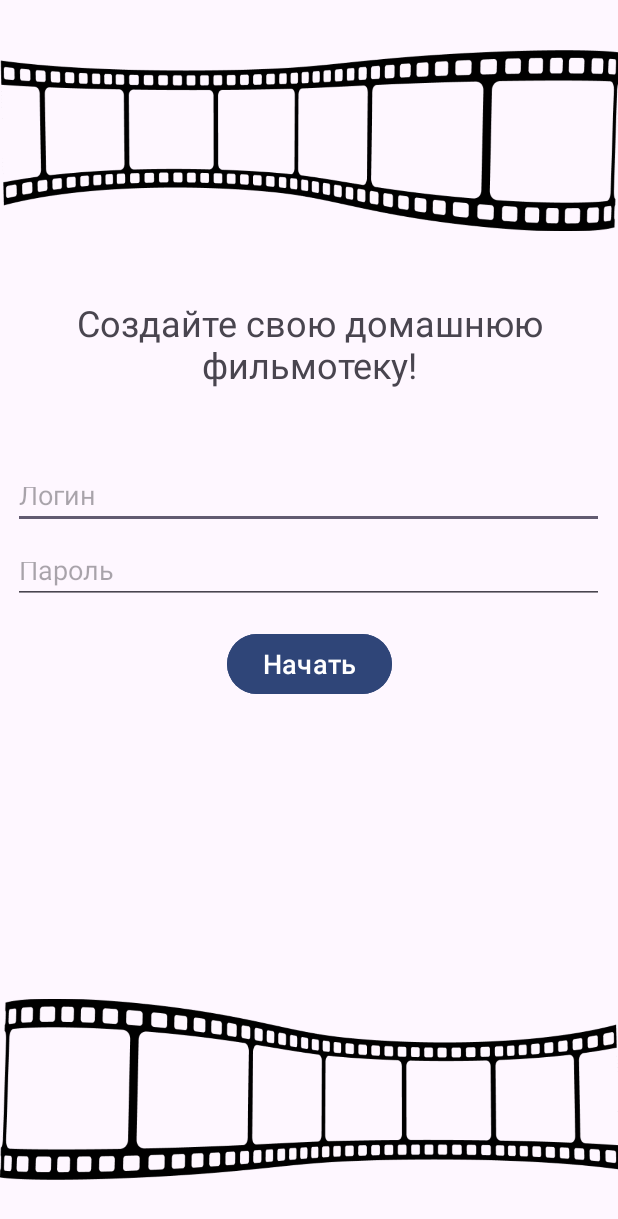
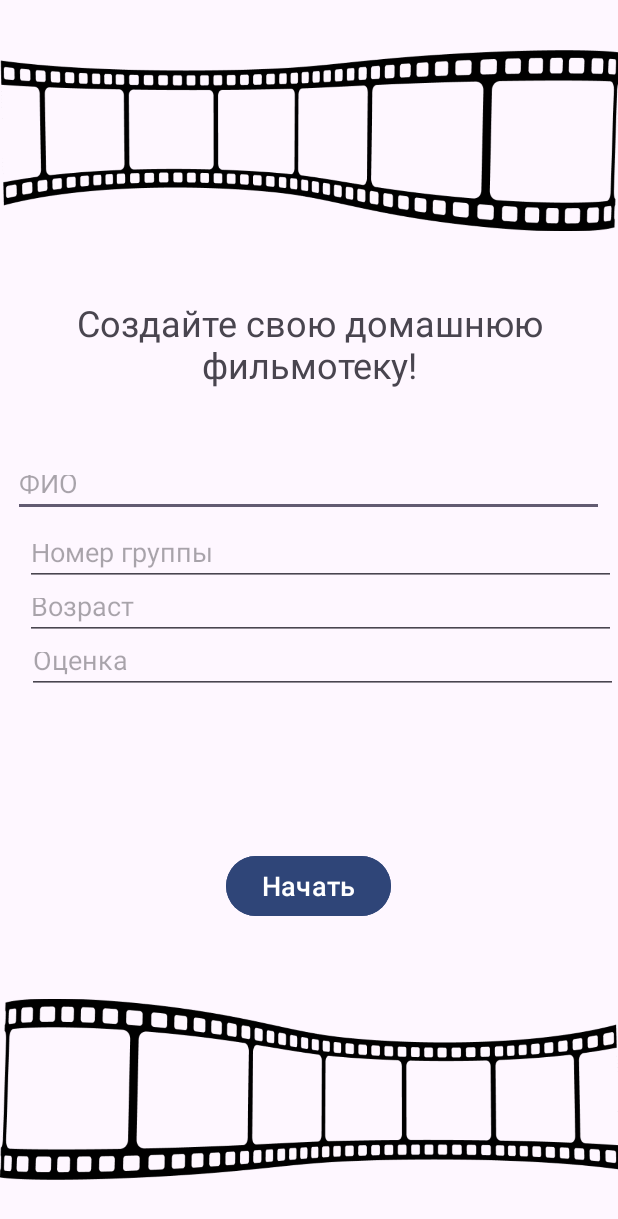
Before and after one commit to SpieluhrRage/Cinememories, an Android app: the screen it shows after launch (MainActivity), on a phone screen of 412 x 824 dp. Shown: the top 1219 px of the screen. Run offline under Robolectric (Android 15) with nearby library versions, the phone set to English and light mode, and no system bars.

Commit message:
added second activity, added logging in methods onCreate, onStart etc.. added new activity with data extraction

```diff
--- a/app/src/main/res/layout/activity_main.xml
+++ b/app/src/main/res/layout/activity_main.xml
@@ -38,8 +38,8 @@
         android:id="@+id/text_input1"
         android:layout_width="394dp"
         android:layout_height="38dp"
-        android:layout_marginTop="40dp"
-        android:hint="Логин"
+        android:layout_marginTop="32dp"
+        android:hint="ФИО"
         android:textSize="18sp"
         app:layout_constraintEnd_toEndOf="parent"
         app:layout_constraintHorizontal_bias="0.47"
@@ -50,11 +50,35 @@
         android:id="@+id/text_input2"
         android:layout_width="394dp"
         android:layout_height="38dp"
-        android:layout_marginTop="12dp"
-        android:hint="Пароль"
+        android:layout_marginTop="8dp"
+        android:hint="Номер группы"
         android:textSize="18sp"
         app:layout_constraintEnd_toEndOf="parent"
-        app:layout_constraintHorizontal_bias="0.47"
+        app:layout_constraintHorizontal_bias="0.941"
+        app:layout_constraintStart_toStartOf="parent"
+        app:layout_constraintTop_toBottomOf="@id/text_input1" />
+
+    <EditText
+        android:id="@+id/text_input3"
+        android:layout_width="394dp"
+        android:layout_height="38dp"
+        android:layout_marginTop="44dp"
+        android:hint="Возраст"
+        android:textSize="18sp"
+        app:layout_constraintEnd_toEndOf="parent"
+        app:layout_constraintHorizontal_bias="0.941"
+        app:layout_constraintStart_toStartOf="parent"
+        app:layout_constraintTop_toBottomOf="@id/text_input1" />
+
+    <EditText
+        android:id="@+id/text_input4"
+        android:layout_width="394dp"
+        android:layout_height="38dp"
+        android:layout_marginTop="80dp"
+        android:hint="Оценка"
+        android:textSize="18sp"
+        app:layout_constraintEnd_toEndOf="parent"
+        app:layout_constraintHorizontal_bias="1.0"
         app:layout_constraintStart_toStartOf="parent"
         app:layout_constraintTop_toBottomOf="@id/text_input1" />
 
@@ -62,13 +86,15 @@
         android:id="@+id/btn_start"
         android:layout_width="wrap_content"
         android:layout_height="wrap_content"
-        android:layout_marginTop="16dp"
+        android:layout_marginTop="176dp"
+        android:backgroundTint="@color/material_dynamic_primary30"
+        android:onClick="onNextActivity"
         android:text="Начать"
         android:textSize="18sp"
         app:layout_constraintEnd_toEndOf="parent"
+        app:layout_constraintHorizontal_bias="0.498"
         app:layout_constraintStart_toStartOf="parent"
-        app:layout_constraintTop_toBottomOf="@id/text_input2"
-        android:backgroundTint="@color/material_dynamic_primary30"/>
+        app:layout_constraintTop_toBottomOf="@id/text_input2" />
 
     <ImageView
         android:id="@+id/welcome_image"
```
Also changed, not shown: app/src/main/java/com/example/platonov/MainActivity.java (+22 -0 lines), app/src/main/java/com/example/platonov/MainActivity2.java (+17 -0 lines).
